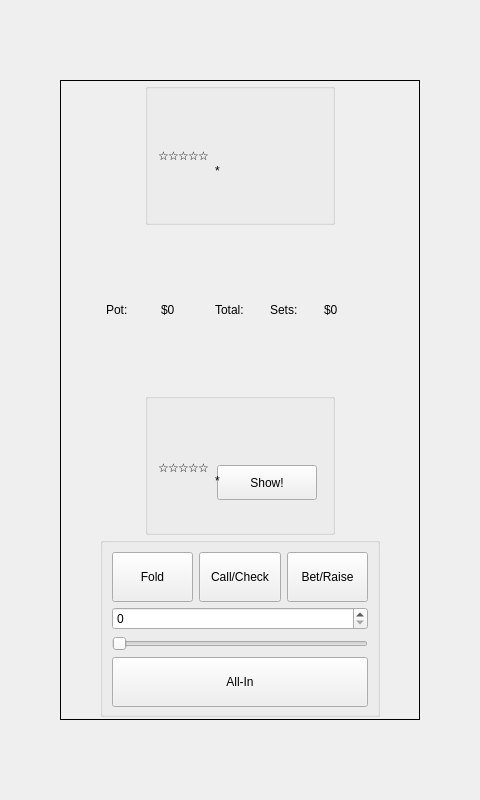
ph4n70mr1ddl3r/pokerth, file src/gui/qt/gametable.ui: the form before one commit.
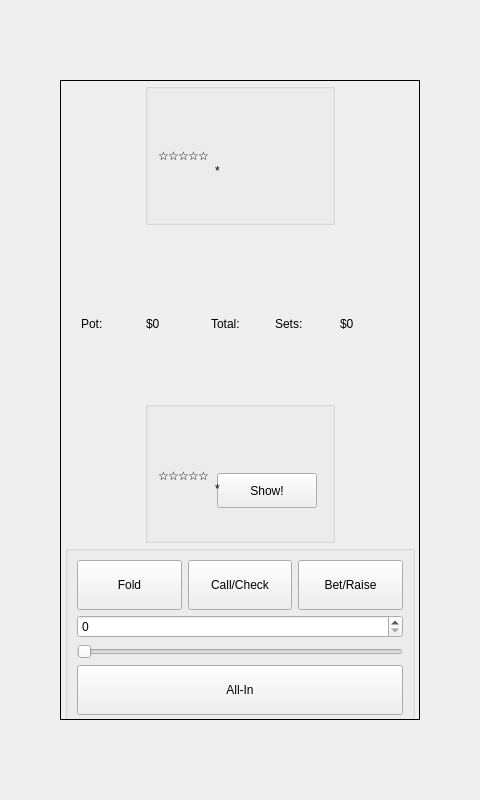
The form after the commit. Icons and pictures are not drawn. Custom widgets are drawn as their Qt base class.

Commit message: Optimize layout: Widen buttons, enlarge community cards, and prevent text overlap

```diff
--- a/src/gui/qt/gametable.ui
+++ b/src/gui/qt/gametable.ui
@@ -288,8 +288,8 @@
         <widget class="QGroupBox" name="groupBox_Board">
          <property name="minimumSize">
           <size>
-           <width>290</width>
-           <height>114</height>
+           <width>350</width>
+           <height>180</height>
           </size>
          </property>
          <property name="styleSheet">
@@ -300,17 +300,17 @@
            <widget class="QGroupBox" name="groupBox">
             <property name="minimumSize">
              <size>
-              <width>285</width>
-              <height>82</height>
+              <width>340</width>
+              <height>100</height>
              </size>
             </property>
             <widget class="MyCardsPixmapLabel" name="pixmapLabel_cardBoard4">
              <property name="geometry">
               <rect>
-               <x>230</x>
-               <y>3</y>
-               <width>48</width>
-               <height>76</height>
+               <x>270</x>
+               <y>5</y>
+               <width>60</width>
+               <height>90</height>
               </rect>
              </property>
              <property name="scaledContents"><bool>true</bool></property>
@@ -318,10 +318,10 @@
             <widget class="MyCardsPixmapLabel" name="pixmapLabel_cardBoard1">
              <property name="geometry">
               <rect>
-               <x>65</x>
-               <y>3</y>
-               <width>48</width>
-               <height>76</height>
+               <x>75</x>
+               <y>5</y>
+               <width>60</width>
+               <height>90</height>
               </rect>
              </property>
              <property name="scaledContents"><bool>true</bool></property>
@@ -330,9 +330,9 @@
              <property name="geometry">
               <rect>
                <x>10</x>
-               <y>3</y>
-               <width>48</width>
-               <height>76</height>
+               <y>5</y>
+               <width>60</width>
+               <height>90</height>
               </rect>
              </property>
              <property name="scaledContents"><bool>true</bool></property>
@@ -340,10 +340,10 @@
             <widget class="MyCardsPixmapLabel" name="pixmapLabel_cardBoard2">
              <property name="geometry">
               <rect>
-               <x>120</x>
-               <y>3</y>
-               <width>48</width>
-               <height>76</height>
+               <x>140</x>
+               <y>5</y>
+               <width>60</width>
+               <height>90</height>
               </rect>
              </property>
              <property name="scaledContents"><bool>true</bool></property>
@@ -351,20 +351,20 @@
             <widget class="MyCardsPixmapLabel" name="pixmapLabel_cardBoard3">
              <property name="geometry">
               <rect>
-               <x>175</x>
-               <y>3</y>
-               <width>48</width>
-               <height>76</height>
+               <x>205</x>
+               <y>5</y>
+               <width>60</width>
+               <height>90</height>
               </rect>
              </property>
              <property name="scaledContents"><bool>true</bool></property>
             </widget>
             
-            <widget class="QLabel" name="label_CardHolder0"><property name="geometry"><rect><x>10</x><y>3</y><width>48</width><height>76</height></rect></property></widget>
-            <widget class="QLabel" name="label_CardHolder1"><property name="geometry"><rect><x>65</x><y>3</y><width>48</width><height>76</height></rect></property></widget>
-            <widget class="QLabel" name="label_CardHolder2"><property name="geometry"><rect><x>120</x><y>3</y><width>48</width><height>76</height></rect></property></widget>
-            <widget class="QLabel" name="label_CardHolder3"><property name="geometry"><rect><x>175</x><y>3</y><width>48</width><height>76</height></rect></property></widget>
-            <widget class="QLabel" name="label_CardHolder4"><property name="geometry"><rect><x>230</x><y>3</y><width>48</width><height>76</height></rect></property></widget>
+            <widget class="QLabel" name="label_CardHolder0"><property name="geometry"><rect><x>10</x><y>5</y><width>60</width><height>90</height></rect></property></widget>
+            <widget class="QLabel" name="label_CardHolder1"><property name="geometry"><rect><x>75</x><y>5</y><width>60</width><height>90</height></rect></property></widget>
+            <widget class="QLabel" name="label_CardHolder2"><property name="geometry"><rect><x>140</x><y>5</y><width>60</width><height>90</height></rect></property></widget>
+            <widget class="QLabel" name="label_CardHolder3"><property name="geometry"><rect><x>205</x><y>5</y><width>60</width><height>90</height></rect></property></widget>
+            <widget class="QLabel" name="label_CardHolder4"><property name="geometry"><rect><x>270</x><y>5</y><width>60</width><height>90</height></rect></property></widget>
 
            </widget>
           </item>
@@ -651,7 +651,7 @@
         <widget class="QGroupBox" name="groupBoxControls">
          <property name="minimumSize">
           <size>
-           <width>280</width>
+           <width>350</width>
            <height>180</height>
           </size>
          </property>
```
